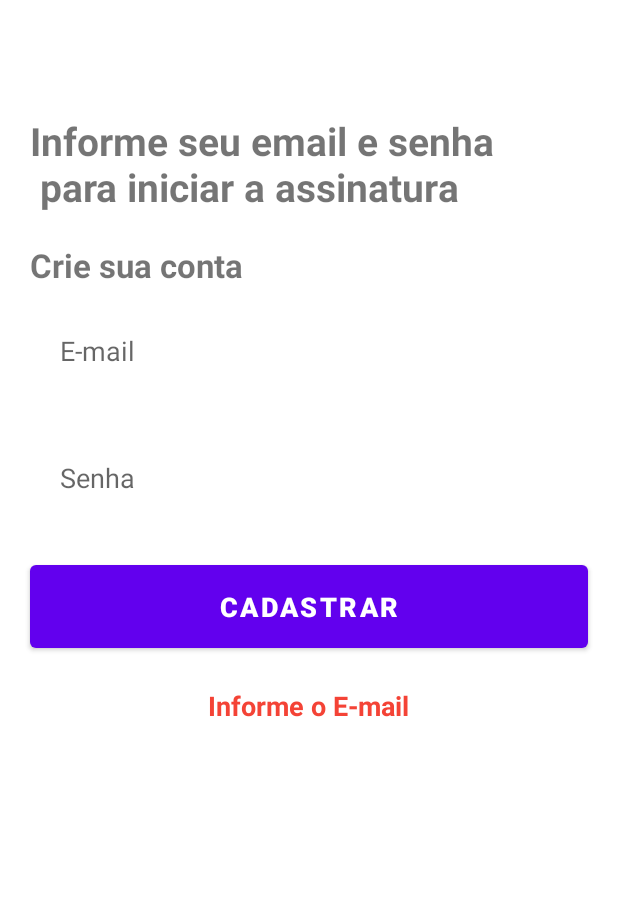
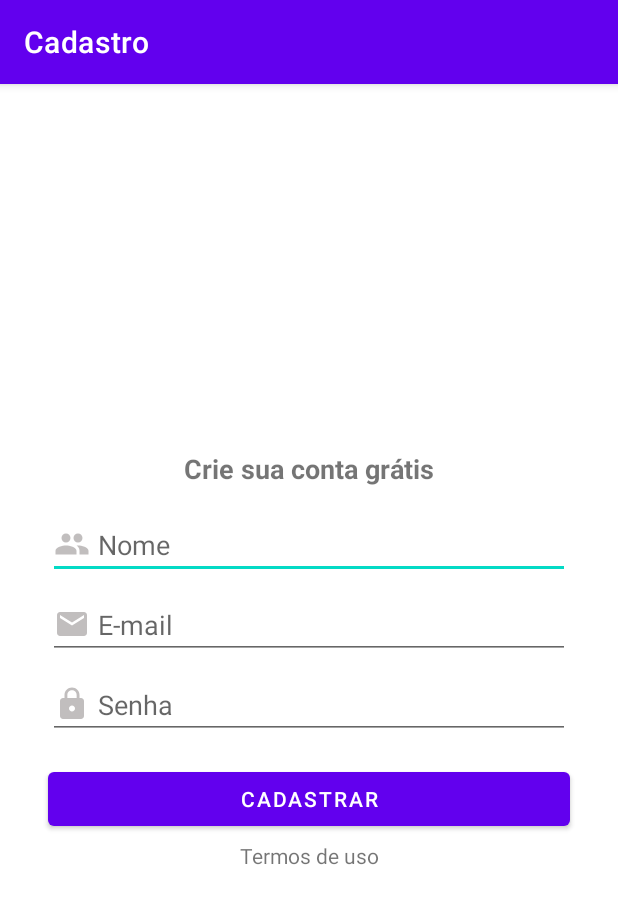
Before and after one commit to luizsfl/custoFrete, an Android app: the CadastroLoginActivity screen opened directly, with no data from a screen before it, after a tap on "CADASTRAR", on a phone screen of 412 x 824 dp. Shown: the top 904 px of the screen. Run offline under Robolectric (Android 15) with nearby library versions, the phone set to English and light mode, and no system bars; our stand-ins replace Firebase (no records; nobody signed in at launch, a user with empty details on screens opened directly).

Commit message:
Inicio da implementação do usuário

```diff
--- a/app/build.gradle
+++ b/app/build.gradle
@@ -52,6 +52,7 @@ dependencies {
     implementation platform('com.google.firebase:firebase-bom:29.3.1')
     implementation 'com.google.firebase:firebase-database-ktx'
     implementation 'com.google.firebase:firebase-auth-ktx'
+    implementation 'com.google.firebase:firebase-firestore-ktx'
 
     testImplementation 'junit:junit:4.13.2'
     androidTestImplementation 'androidx.test.ext:junit:1.1.5'
--- a/app/src/main/java/com/example/custofrete/domain/model/Usuario.kt
+++ b/app/src/main/java/com/example/custofrete/domain/model/Usuario.kt
@@ -25,6 +25,27 @@ class Usuario {
 
         firebase.child("usuarios")
             .child(this.idUsuario)
-            .setValue(this)
+            .setValue(this){ firebaseError, firebase2 ->
+            if (firebaseError == null) {
+                //sem erro
+                1+1
+            } else {
+                firebaseError.message
+            }
+        }
+    }
+
+    fun salvar2(){
+//        val db = Firebase.firestore
+//
+//        db.collection("users")
+//            .add(user)
+//            .addOnSuccessListener { documentReference ->
+//                Log.d(TAG, "DocumentSnapshot added with ID: ${documentReference.id}")
+//            }
+//            .addOnFailureListener { e ->
+//                Log.w(TAG, "Error adding document", e)
+//            }
+
     }
 }
--- a/app/src/main/java/com/example/custofrete/presentation/cadastroLogin/CadastroLoginActivity.kt
+++ b/app/src/main/java/com/example/custofrete/presentation/cadastroLogin/CadastroLoginActivity.kt
@@ -1,17 +1,22 @@
 package com.example.custofrete.presentation.cadastroLogin
 
-import android.os.Build
-import androidx.appcompat.app.AppCompatActivity
 import android.os.Bundle
 import android.widget.Toast
-import com.example.custofrete.R
+import androidx.appcompat.app.AppCompatActivity
 import com.example.custofrete.databinding.ActivityCadastroLoginBinding
+import com.example.custofrete.domain.model.Usuario
+import com.example.custofrete.presentation.config.ConfiguracaoFirebase
+import com.example.custofrete.presentation.helper.Base64Custom
 import com.google.firebase.FirebaseNetworkException
 import com.google.firebase.auth.FirebaseAuth
 import com.google.firebase.auth.FirebaseAuthUserCollisionException
 import com.google.firebase.auth.FirebaseAuthWeakPasswordException
 
 class CadastroLoginActivity : AppCompatActivity() {
+
+    private lateinit var autenticacao: FirebaseAuth
+
+    private lateinit var usuario : Usuario
 
     private lateinit var binding: ActivityCadastroLoginBinding
 
@@ -21,57 +26,51 @@ class CadastroLoginActivity : AppCompatActivity() {
         binding = ActivityCadastroLoginBinding.inflate(layoutInflater)
         setContentView(binding.root)
 
-        supportActionBar!!.hide()
+        supportActionBar?.title = "Cadastro"
 
-        Toolbar()
+        binding.butonCadastrar.setOnClickListener {
+            val textoNome = binding.editNome.text.toString()
+            val textoEmail = binding.editEmail.text.toString()
+            val textoSenha = binding.editSenha.text.toString()
 
-        binding.btCadastrar.setOnClickListener{
-            val email = binding.editEmail.text.toString()
-            val senha = binding.editSenha.text.toString()
-            val mensagem_erro = binding.mensagemErro
-
-            if (email.isEmpty()){
-                mensagem_erro.text = "Informe o E-mail"
-            }else if (senha.isEmpty()){
-                mensagem_erro.text = "Informe a semja"
+            if (!textoNome.isEmpty()){
+                if (!textoEmail.isEmpty()){
+                    if (!textoSenha.isEmpty()){
+                        //Caso todos os campos estejam preenchidos
+                        usuario = Usuario(textoNome,textoEmail,textoSenha,"")
+                        cadastrarUsuario(usuario)
+                    }else{
+                        Toast.makeText( this,"Preencha a senha", Toast.LENGTH_SHORT).show()
+                    }
+                }else{
+                    Toast.makeText( this,"Preencha o E-mail", Toast.LENGTH_SHORT).show()
+                }
             }else{
-                CadastrarUsuario()
+                Toast.makeText( this,"Preencha o nome", Toast.LENGTH_SHORT).show()
             }
         }
     }
 
-    private fun Toolbar(){
-        val toolbar = binding.toolbarCadastro
-        if (Build.VERSION.SDK_INT >= Build.VERSION_CODES.M) {
-            toolbar.setBackgroundColor(getColor(R.color.white))
+    fun cadastrarUsuario(usuario:Usuario){
+        autenticacao = ConfiguracaoFirebase.getFirebaseAutenticacao()
+        autenticacao.createUserWithEmailAndPassword(
+            usuario.email,usuario.senha
+        ).addOnCompleteListener{
+            if (it.isSuccessful) {
+                //cadastrado
+                var  idUsuario = Base64Custom.codificarBase64(usuario.email)
+                usuario.idUsuario = idUsuario
+                usuario.salvar()
+                finish()
+            }
+        }.addOnFailureListener {
+            when {
+                it is FirebaseAuthWeakPasswordException -> Toast.makeText( this,"Digite uma senha com no minimo 6 caracteres", Toast.LENGTH_SHORT).show()
+                it is FirebaseAuthUserCollisionException -> Toast.makeText( this,"E-mail já cadastrado", Toast.LENGTH_SHORT).show()
+                it is FirebaseNetworkException -> Toast.makeText( this,"Usuário sem acesso a internet", Toast.LENGTH_SHORT).show()
+                else -> Toast.makeText( this,"Erro ao cadastrar"+it.toString(), Toast.LENGTH_SHORT).show()
+            }
+
         }
     }
-
-    private fun CadastrarUsuario(){
-        val email = binding.editEmail.text.toString()
-        val senha = binding.editSenha.text.toString()
-        val mensagem_erro = binding.mensagemErro
-
-        FirebaseAuth.getInstance().createUserWithEmailAndPassword(email,senha)
-            .addOnCompleteListener{
-                if (it.isSuccessful){
-                    Toast.makeText(this,"Usuario cadastrado com sucesso!",Toast.LENGTH_SHORT).show()
-                    binding.editEmail.setText("")
-                    binding.editSenha.setText("")
-                    binding.mensagemErro.setText("")
-                }
-            }.addOnFailureListener {
-
-                var erro = it
-
-                when{
-                    erro is FirebaseAuthWeakPasswordException -> mensagem_erro.setText("Digite uma senha com no mínimo 6 caracteres")
-                    erro is FirebaseAuthUserCollisionException -> mensagem_erro.setText("E-mail já cadastrado")
-                    erro is FirebaseNetworkException -> mensagem_erro.setText("Sem conexão com a internet")
-                    else -> mensagem_erro.setText("Erro ao cadastrar usuário "+it.toString())
-                }
-
-            }
-
-    }
 }
--- a/app/src/main/java/com/example/custofrete/presentation/config/ConfiguracaoFirebase.kt
+++ b/app/src/main/java/com/example/custofrete/presentation/config/ConfiguracaoFirebase.kt
@@ -8,6 +8,7 @@ class ConfiguracaoFirebase {
     companion object {
         private lateinit var autenticacao : FirebaseAuth
         private lateinit var firebase : DatabaseReference
+
         //retorna instancia do firebaseauth
         fun getFirebaseAutenticacao():FirebaseAuth{
             autenticacao = FirebaseAuth.getInstance()
@@ -20,6 +21,8 @@ class ConfiguracaoFirebase {
             firebase = FirebaseDatabase.getInstance().getReference()
             return firebase
         }
+
+
     }
 
 }
--- a/app/src/main/java/com/example/custofrete/presentation/login/LoginActivity.kt
+++ b/app/src/main/java/com/example/custofrete/presentation/login/LoginActivity.kt
@@ -64,7 +64,7 @@ class LoginActivity : AppCompatActivity() {
     private fun VerificarUserLogado(){
         val usuarioLogado = FirebaseAuth.getInstance().currentUser
         if(usuarioLogado!=null){
-            IrParaTelaPrincipal()
+           // IrParaTelaPrincipal()
         }
     }
 
--- /dev/null
+++ b/app/src/main/res/drawable/ic_cadeado_cinza_24.xml
@@ -0,0 +1,5 @@
+<vector android:height="24dp" android:tint="#C1BEBE"
+    android:viewportHeight="24" android:viewportWidth="24"
+    android:width="24dp" xmlns:android="http://schemas.android.com/apk/res/android">
+    <path android:fillColor="@android:color/white" android:pathData="M18,8h-1L17,6c0,-2.76 -2.24,-5 -5,-5S7,3.24 7,6v2L6,8c-1.1,0 -2,0.9 -2,2v10c0,1.1 0.9,2 2,2h12c1.1,0 2,-0.9 2,-2L20,10c0,-1.1 -0.9,-2 -2,-2zM12,17c-1.1,0 -2,-0.9 -2,-2s0.9,-2 2,-2 2,0.9 2,2 -0.9,2 -2,2zM15.1,8L8.9,8L8.9,6c0,-1.71 1.39,-3.1 3.1,-3.1 1.71,0 3.1,1.39 3.1,3.1v2z"/>
+</vector>
--- /dev/null
+++ b/app/src/main/res/drawable/ic_email_cinza_24.xml
@@ -0,0 +1,5 @@
+<vector android:height="24dp" android:tint="#C1BEBE"
+    android:viewportHeight="24" android:viewportWidth="24"
+    android:width="24dp" xmlns:android="http://schemas.android.com/apk/res/android">
+    <path android:fillColor="@android:color/white" android:pathData="M20,4L4,4c-1.1,0 -1.99,0.9 -1.99,2L2,18c0,1.1 0.9,2 2,2h16c1.1,0 2,-0.9 2,-2L22,6c0,-1.1 -0.9,-2 -2,-2zM20,8l-8,5 -8,-5L4,6l8,5 8,-5v2z"/>
+</vector>
--- /dev/null
+++ b/app/src/main/res/drawable/ic_pessoa_cinza_24.xml
@@ -0,0 +1,5 @@
+<vector android:height="24dp" android:tint="#C1BEBE"
+    android:viewportHeight="24" android:viewportWidth="24"
+    android:width="24dp" xmlns:android="http://schemas.android.com/apk/res/android">
+    <path android:fillColor="@android:color/white" android:pathData="M16,11c1.66,0 2.99,-1.34 2.99,-3S17.66,5 16,5c-1.66,0 -3,1.34 -3,3s1.34,3 3,3zM8,11c1.66,0 2.99,-1.34 2.99,-3S9.66,5 8,5C6.34,5 5,6.34 5,8s1.34,3 3,3zM8,13c-2.33,0 -7,1.17 -7,3.5L1,19h14v-2.5c0,-2.33 -4.67,-3.5 -7,-3.5zM16,13c-0.29,0 -0.62,0.02 -0.97,0.05 1.16,0.84 1.97,1.97 1.97,3.45L17,19h6v-2.5c0,-2.33 -4.67,-3.5 -7,-3.5z"/>
+</vector>
--- a/app/src/main/res/layout/activity_cadastro_login.xml
+++ b/app/src/main/res/layout/activity_cadastro_login.xml
@@ -1,93 +1,96 @@
 <?xml version="1.0" encoding="utf-8"?>
-<LinearLayout xmlns:android="http://schemas.android.com/apk/res/android"
+<androidx.constraintlayout.widget.ConstraintLayout xmlns:android="http://schemas.android.com/apk/res/android"
     xmlns:app="http://schemas.android.com/apk/res-auto"
     xmlns:tools="http://schemas.android.com/tools"
     android:layout_width="match_parent"
     android:layout_height="match_parent"
-    android:orientation="vertical"
     tools:context=".presentation.cadastroLogin.CadastroLoginActivity">
 
-    <androidx.appcompat.widget.Toolbar
-        android:id="@+id/toolbar_cadastro"
+    <TextView
+        android:id="@+id/textView5"
         android:layout_width="wrap_content"
         android:layout_height="wrap_content"
-        android:layout_marginStart="20dp"
-        />
+        android:layout_marginBottom="16dp"
+        android:text="Crie sua conta grátis"
+        android:textSize="18sp"
+        android:textStyle="bold"
+        app:layout_constraintBottom_toTopOf="@+id/editNome"
+        app:layout_constraintEnd_toEndOf="parent"
+        app:layout_constraintStart_toStartOf="parent"
+        app:layout_constraintTop_toTopOf="parent"
+        app:layout_constraintVertical_chainStyle="packed" />
+
+    <EditText
+        android:id="@+id/editNome"
+        android:layout_width="0dp"
+        android:layout_height="wrap_content"
+        android:layout_marginStart="32dp"
+        android:layout_marginEnd="32dp"
+        android:layout_marginBottom="8dp"
+        android:drawableLeft="@drawable/ic_pessoa_cinza_24"
+        android:drawablePadding="5dp"
+        android:ems="10"
+        android:hint="Nome"
+        android:inputType="textPersonName"
+        app:layout_constraintBottom_toTopOf="@+id/editEmail"
+        app:layout_constraintEnd_toEndOf="parent"
+        app:layout_constraintStart_toStartOf="parent"
+        app:layout_constraintTop_toBottomOf="@+id/textView5" />
+
+    <EditText
+        android:id="@+id/editEmail"
+        android:layout_width="0dp"
+        android:layout_height="wrap_content"
+        android:layout_marginStart="32dp"
+        android:layout_marginEnd="32dp"
+        android:layout_marginBottom="8dp"
+        android:drawableLeft="@drawable/ic_email_cinza_24"
+        android:drawablePadding="5dp"
+        android:ems="10"
+        android:hint="E-mail"
+        android:inputType="textPersonName"
+        app:layout_constraintBottom_toTopOf="@+id/editSenha"
+        app:layout_constraintEnd_toEndOf="parent"
+        app:layout_constraintStart_toStartOf="parent"
+        app:layout_constraintTop_toBottomOf="@+id/editNome" />
+
+    <EditText
+        android:id="@+id/editSenha"
+        android:layout_width="0dp"
+        android:layout_height="wrap_content"
+        android:layout_marginStart="32dp"
+        android:layout_marginEnd="32dp"
+        android:drawableLeft="@drawable/ic_cadeado_cinza_24"
+        android:drawablePadding="5dp"
+        android:ems="10"
+        android:hint="Senha"
+        android:inputType="textPersonName|text|textPassword"
+        app:layout_constraintBottom_toTopOf="@+id/butonCadastrar"
+        app:layout_constraintEnd_toEndOf="parent"
+        app:layout_constraintStart_toStartOf="parent"
+        app:layout_constraintTop_toBottomOf="@+id/editEmail" />
+
+    <Button
+        android:id="@+id/butonCadastrar"
+        android:layout_width="0dp"
+        android:layout_height="wrap_content"
+        android:layout_marginStart="32dp"
+        android:layout_marginTop="16dp"
+        android:layout_marginEnd="32dp"
+        android:text="Cadastrar"
+        app:layout_constraintBottom_toTopOf="@+id/textView6"
+        app:layout_constraintEnd_toEndOf="parent"
+        app:layout_constraintStart_toStartOf="parent"
+        app:layout_constraintTop_toBottomOf="@+id/editSenha" />
 
     <TextView
+        android:id="@+id/textView6"
         android:layout_width="wrap_content"
         android:layout_height="wrap_content"
-        android:text="Informe seu email e senha\n para iniciar a assinatura"
-        android:textSize="26sp"
-        android:textStyle="bold"
-        android:textAllCaps="false"
-        android:layout_margin="20dp"
-        />
-    <TextView
-        android:layout_width="wrap_content"
-        android:layout_height="wrap_content"
-        android:text="Crie sua conta"
-        android:textSize="22sp"
-        android:textStyle="bold"
-        android:textAllCaps="false"
-        android:layout_marginStart="20dp"
-        />
-
-    <EditText
-        android:id="@+id/edit_email"
-        android:layout_width="match_parent"
-        android:layout_height="wrap_content"
-        android:hint="E-mail"
-        android:textColor="@color/black"
-        android:textSize="18sp"
-        android:background="@drawable/ic_add_entrega_24"
-        android:padding="20dp"
-        android:maxLines="1"
-        android:inputType="textEmailAddress"
-        android:layout_marginStart="20dp"
-        android:layout_marginEnd="20dp"
-        android:layout_marginTop="10dp"
-
-        />
-
-
-
-    <EditText
-        android:id="@+id/edit_senha"
-        android:layout_width="match_parent"
-        android:layout_height="wrap_content"
-        android:hint="Senha"
-        android:textSize="18sp"
-        android:background="@drawable/ic_add_entrega_24"
-        android:padding="20dp"
-        android:maxLines="1"
-        android:inputType="numberPassword"
-        android:layout_marginStart="20dp"
-        android:layout_marginEnd="20dp"
-        android:layout_marginTop="20dp"
-
-        />
-
-    <Button
-        android:id="@+id/bt_cadastrar"
-        android:layout_width="match_parent"
-        android:layout_height="wrap_content"
-        android:text="Cadastrar"
-        android:textSize="18sp"
-        android:textStyle="bold"
-        android:padding="15dp"
-        android:layout_margin="20dp"
-        />
-
-    <TextView
-        android:id="@+id/mensagem_erro"
-        android:layout_width="wrap_content"
-        android:layout_height="wrap_content"
-        android:text=""
-        android:textColor="#F44336"
-        android:textSize="18dp"
-        android:textStyle="bold"
-        android:layout_gravity="center"
-        />
-
-</LinearLayout>
+        android:layout_marginTop="4dp"
+        android:text="Termos de uso"
+        app:layout_constraintBottom_toBottomOf="parent"
+        app:layout_constraintEnd_toEndOf="parent"
+        app:layout_constraintStart_toStartOf="parent"
+        app:layout_constraintTop_toBottomOf="@+id/butonCadastrar" />
+</androidx.constraintlayout.widget.ConstraintLayout>
```
